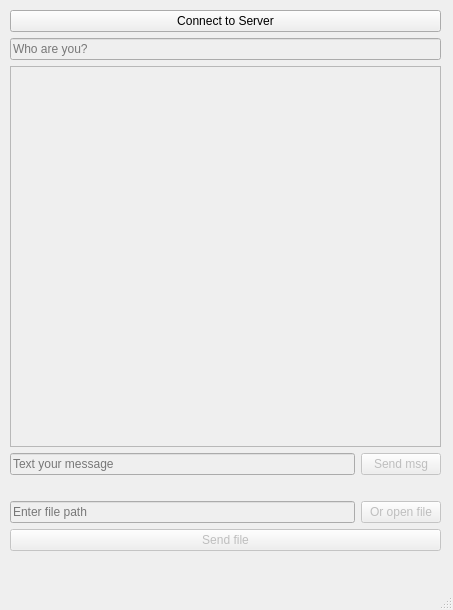
sdedge/productionPractice, file practiceClient/mainwindow.ui: the form before one commit.
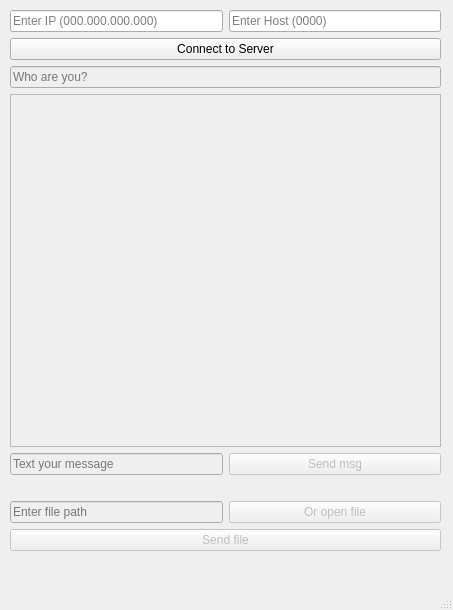
The form after the commit.

The edit to the form file:
```diff
--- a/practiceClient/mainwindow.ui
+++ b/practiceClient/mainwindow.ui
@@ -24,37 +24,7 @@
      </rect>
     </property>
     <layout class="QGridLayout" name="gridLayout">
-     <item row="5" column="0">
-      <widget class="QLabel" name="filePathLabel">
-       <property name="text">
-        <string/>
-       </property>
-       <property name="alignment">
-        <set>Qt::AlignCenter</set>
-       </property>
-       <property name="wordWrap">
-        <bool>true</bool>
-       </property>
-      </widget>
-     </item>
-     <item row="2" column="0" colspan="2">
-      <widget class="QTextBrowser" name="textBrowser">
-       <property name="enabled">
-        <bool>false</bool>
-       </property>
-      </widget>
-     </item>
-     <item row="3" column="0">
-      <widget class="QLineEdit" name="lineEdit">
-       <property name="enabled">
-        <bool>false</bool>
-       </property>
-       <property name="placeholderText">
-        <string>Text your message</string>
-       </property>
-      </widget>
-     </item>
-     <item row="0" column="0" colspan="2">
+     <item row="1" column="0" colspan="2">
       <widget class="QPushButton" name="connectToServerPushButton">
        <property name="enabled">
         <bool>true</bool>
@@ -64,17 +34,17 @@
        </property>
       </widget>
      </item>
-     <item row="6" column="0">
-      <widget class="QLineEdit" name="filePathLineEdit">
-       <property name="enabled">
-        <bool>false</bool>
+     <item row="0" column="0">
+      <widget class="QLineEdit" name="IPLineEdit">
+       <property name="maxLength">
+        <number>15</number>
        </property>
        <property name="placeholderText">
-        <string>Enter file path</string>
+        <string>Enter IP (000.000.000.000)</string>
        </property>
       </widget>
      </item>
-     <item row="3" column="1">
+     <item row="4" column="1">
       <widget class="QPushButton" name="sendMsgPushButton">
        <property name="enabled">
         <bool>false</bool>
@@ -84,17 +54,14 @@
        </property>
       </widget>
      </item>
-     <item row="6" column="1">
-      <widget class="QPushButton" name="openFilePushButton">
+     <item row="3" column="0" colspan="2">
+      <widget class="QTextBrowser" name="textBrowser">
        <property name="enabled">
         <bool>false</bool>
        </property>
-       <property name="text">
-        <string>Or open file</string>
-       </property>
       </widget>
      </item>
-     <item row="7" column="0" colspan="2">
+     <item row="8" column="0" colspan="2">
       <widget class="QPushButton" name="sendFilePushButton">
        <property name="enabled">
         <bool>false</bool>
@@ -104,7 +71,47 @@
        </property>
       </widget>
      </item>
-     <item row="1" column="0" colspan="2">
+     <item row="7" column="1">
+      <widget class="QPushButton" name="openFilePushButton">
+       <property name="enabled">
+        <bool>false</bool>
+       </property>
+       <property name="text">
+        <string>Or open file</string>
+       </property>
+      </widget>
+     </item>
+     <item row="0" column="1">
+      <widget class="QLineEdit" name="PortLineEdit">
+       <property name="maxLength">
+        <number>4</number>
+       </property>
+       <property name="placeholderText">
+        <string>Enter Host (0000)</string>
+       </property>
+      </widget>
+     </item>
+     <item row="7" column="0">
+      <widget class="QLineEdit" name="filePathLineEdit">
+       <property name="enabled">
+        <bool>false</bool>
+       </property>
+       <property name="placeholderText">
+        <string>Enter file path</string>
+       </property>
+      </widget>
+     </item>
+     <item row="4" column="0">
+      <widget class="QLineEdit" name="lineEdit">
+       <property name="enabled">
+        <bool>false</bool>
+       </property>
+       <property name="placeholderText">
+        <string>Text your message</string>
+       </property>
+      </widget>
+     </item>
+     <item row="2" column="0" colspan="2">
       <widget class="QLineEdit" name="callMeLineEdit">
        <property name="enabled">
         <bool>false</bool>
@@ -114,6 +121,19 @@
        </property>
       </widget>
      </item>
+     <item row="6" column="0">
+      <widget class="QLabel" name="filePathLabel">
+       <property name="text">
+        <string/>
+       </property>
+       <property name="alignment">
+        <set>Qt::AlignCenter</set>
+       </property>
+       <property name="wordWrap">
+        <bool>true</bool>
+       </property>
+      </widget>
+     </item>
     </layout>
    </widget>
   </widget>
```
